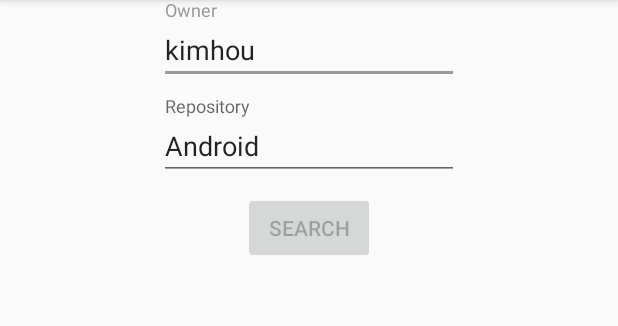
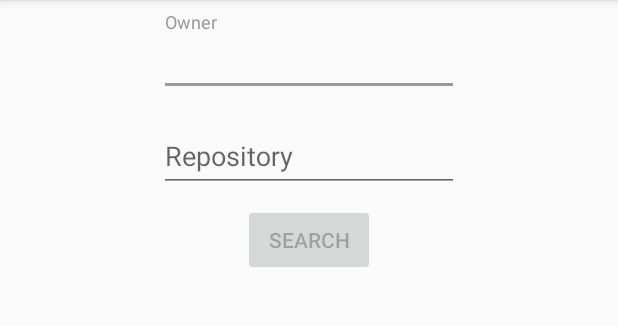
Before and after one commit to claudiopaccone/stars-finder, an Android app: the screen it shows after launch (SearchActivity), on a phone screen of 412 x 824 dp, the part 84-410 px from its top. Run offline under Robolectric (Android 15) with nearby library versions, the phone set to English and light mode, and no system bars; our stand-ins replace RxJava; libraries missing offline, so code that uses them is left out: com.jakewharton.rxbinding2; pictures from the network do not load.

Commit message:
Fix some layout properties

```diff
--- a/app/src/main/res/layout/activity_search.xml
+++ b/app/src/main/res/layout/activity_search.xml
@@ -14,7 +14,7 @@
         android:layout_marginTop="8dp"
         app:layout_constraintEnd_toEndOf="parent"
         app:layout_constraintStart_toStartOf="parent"
-        app:layout_constraintTop_toBottomOf="@+id/imageView">
+        app:layout_constraintTop_toTopOf="parent">
 
         <android.support.design.widget.TextInputEditText android:id="@+id/ownerEditText"
             android:layout_width="200dp"
@@ -22,7 +22,6 @@
             android:hint="@string/owner_hint"
             android:inputType="text"
             android:maxLines="1"
-            android:text="kimhou"
             tools:text="Owner" />
     </android.support.design.widget.TextInputLayout>
 
@@ -43,7 +42,6 @@
             android:hint="@string/repository_hint"
             android:inputType="text"
             android:maxLines="1"
-            android:text="Android"
             tools:text="Repository" />
     </android.support.design.widget.TextInputLayout>
 
@@ -98,8 +96,8 @@
         app:layout_constraintTop_toBottomOf="@+id/searchButton" />
 
     <ProgressBar android:id="@+id/nextProgressBar"
-        android:layout_width="12dp"
-        android:layout_height="12dp"
+        android:layout_width="16dp"
+        android:layout_height="16dp"
         android:layout_marginBottom="8dp"
         android:layout_marginEnd="8dp"
         android:layout_marginStart="8dp"
```
